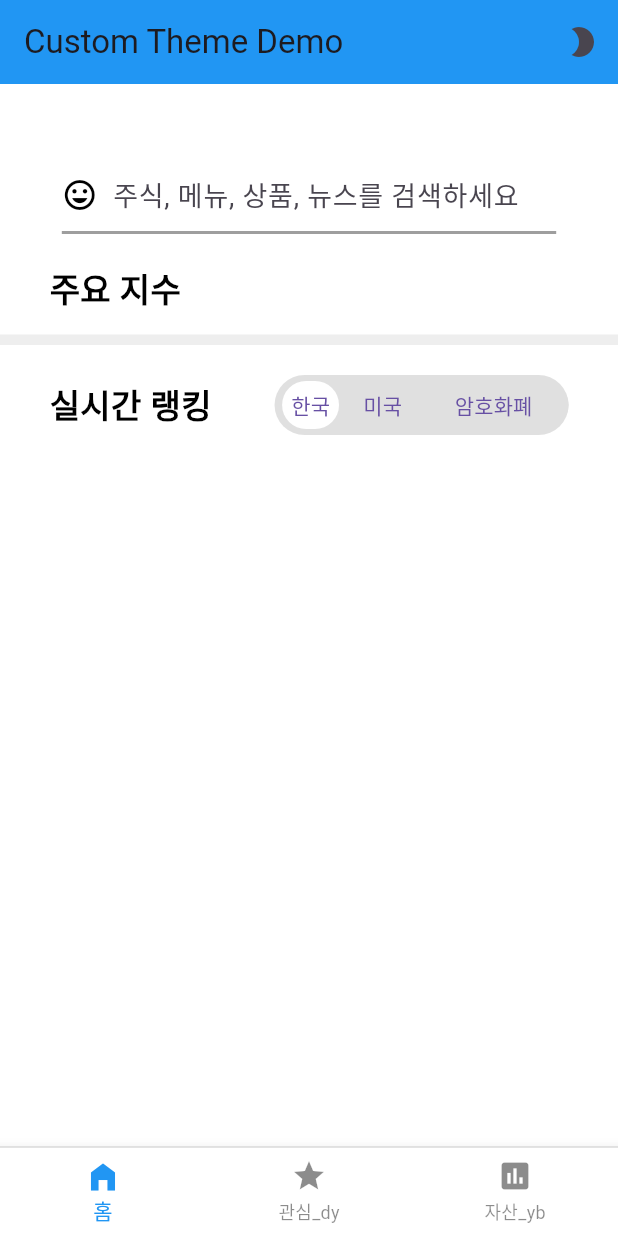
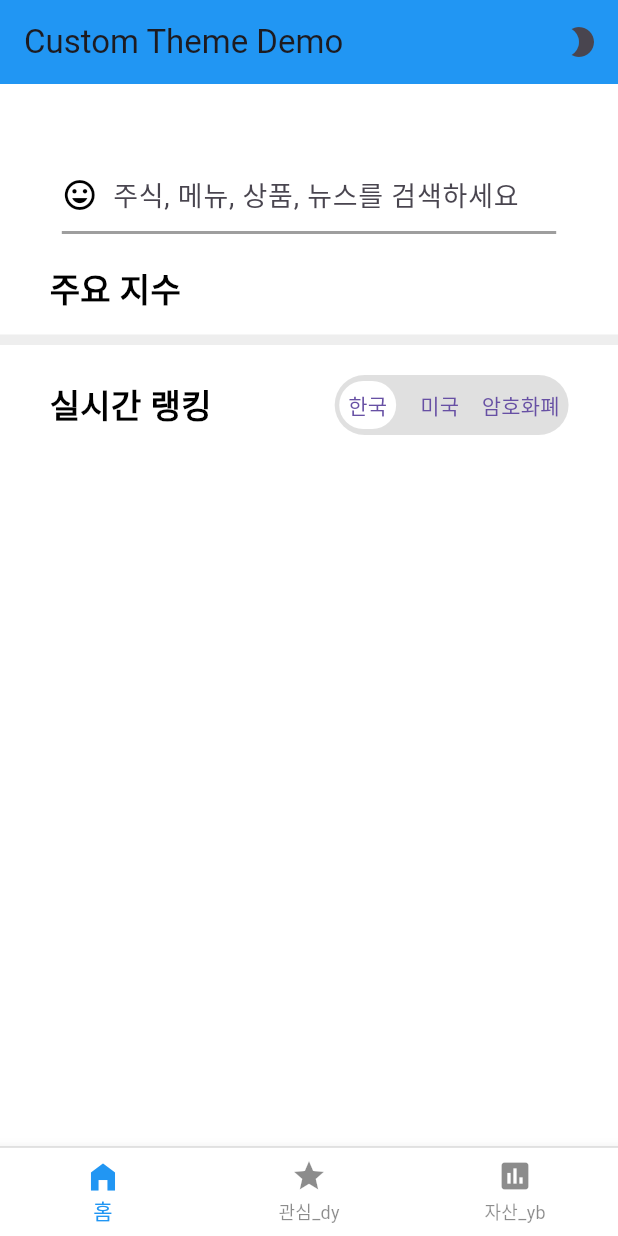
Before and after one commit to ddydyyy/dyj, a Flutter app: the screen it shows after launch, on a phone screen of 412 x 824 dp. Run offline on Flutter 3.47's test engine with Material 3 defaults, Android fonts, the phone set to English and light mode, and no system bars; our stand-ins replace fl_chart; network calls fail.

Commit message:
241125_0210 dy 실시간 랭킹 한국, 미국, 암호화폐 탭 추가중

```diff
--- a/Front/lib/screens/home.dart
+++ b/Front/lib/screens/home.dart
@@ -97,8 +97,10 @@ class _TitleTextState extends State<TitleText> {
                   height: 40,
                   decoration: BoxDecoration(
                     color: Colors.grey.shade300, // 회색 배경
-                    borderRadius: BorderRadius.circular(100), // 둥근 모서리
+                    borderRadius: BorderRadius.circular(20), // 둥근 모서리
                   ),
+                  child: Transform.translate(
+                    offset: const Offset(-2, 0),
                     child: Row(
                       children: widget.list.map((item) {
                         // 각 항목 인덱스
@@ -108,12 +110,13 @@ class _TitleTextState extends State<TitleText> {
                           onPressed: () => _onSelected(index),
                           style: TextButton.styleFrom(
                             // 최소크기 삭제
-                          minimumSize:
-                          item.length>3?
-                              const Size(100,0):
-
-                          const Size(0, 0),
-                          padding: const EdgeInsets.symmetric(
+                            minimumSize: const Size(0, 0),
+                            padding: item.length > 3
+                                ? const EdgeInsets.symmetric(
+                                    horizontal: 4,
+                                    vertical: 6,
+                                  )
+                                : const EdgeInsets.symmetric(
                                     horizontal: 6,
                                     vertical: 6,
                                   ),
@@ -126,6 +129,7 @@ class _TitleTextState extends State<TitleText> {
                           child: Text(item),
                         );
                       }).toList(),
+                    ),
                   ),
                 )
               : const SizedBox(),
@@ -146,6 +150,10 @@ class DivLine extends StatelessWidget {
 
   @override
   Widget build(BuildContext context) {
+    // ThemeProvider의 상태 변화에 따라 업데이트
+    // -> 라이트, 다크모드 변경 시에만 랜더링
+    return Consumer<ThemeProvider>(
+      builder: (context, themeProvider, child) {
         return AnimatedContainer(
           width: double.infinity,
           height: 7,
@@ -157,5 +165,7 @@ class DivLine extends StatelessWidget {
           // 처음, 마지막이 느리고 중간에 빨리 바뀜
           curve: Curves.easeInOut,
         );
+      },
+    );
   }
 }
```
Lines whose indentation alone changed are shown as unchanged.
